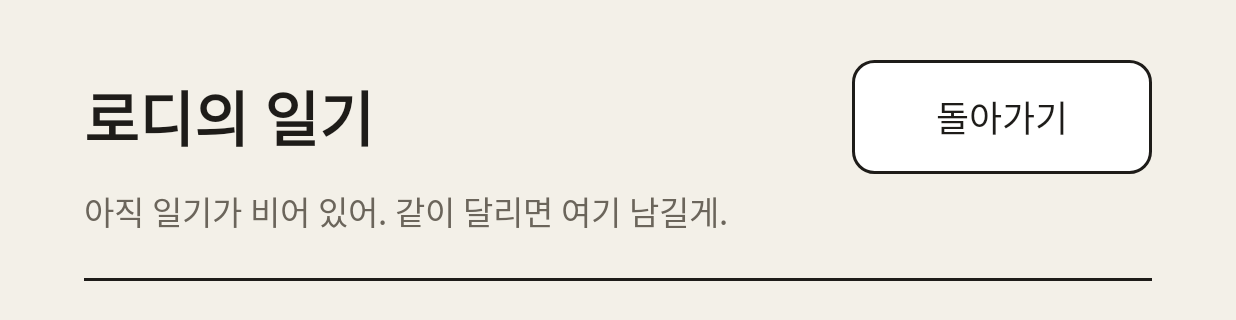
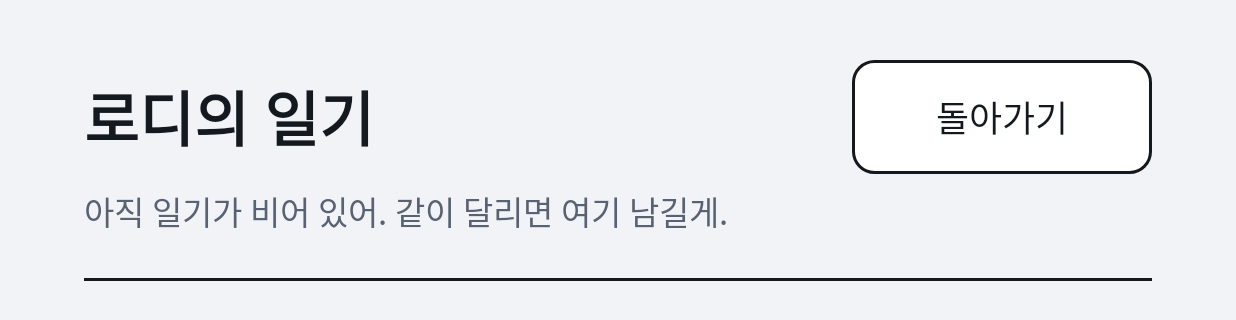
Before and after one commit to DeepTactics-Developer/roadie, an Android app: the screen it shows after launch (MainActivity), after a tap on "기록", on a phone screen of 824 x 412 dp (held sideways). Shown: the top 320 px of the screen. Run offline under Robolectric (Android 15) with nearby library versions, the phone set to English and light mode, and no system bars; libraries missing offline, so code that uses them is left out: ai.pleos.playground; pictures from the network do not load; 8 statements that could not run were skipped.

Commit message:
색을 회색과 파랑으로 바꾸고 연결 구간을 실제 길 모양으로 그리기

```diff
--- a/app/src/main/AndroidManifest.xml
+++ b/app/src/main/AndroidManifest.xml
@@ -13,6 +13,7 @@
     <uses-permission android:name="android.permission.FOREGROUND_SERVICE" />
     <uses-permission android:name="android.permission.FOREGROUND_SERVICE_MEDIA_PLAYBACK" />
     <uses-permission android:name="android.permission.POST_NOTIFICATIONS" />
+    <uses-permission android:name="android.permission.INTERNET" />
 
     <application
         android:name=".RoadieApp"
--- a/app/src/main/java/com/deeptactics/roadie/CarFace.kt
+++ b/app/src/main/java/com/deeptactics/roadie/CarFace.kt
@@ -168,7 +168,7 @@ class CarFace(context: Context, attrs: AttributeSet?) : View(context, attrs) {
 
         // 듣는 중이면 옆으로 소리 물결
         if (mood == Mood.LISTENING) {
-            stroke.color = 0xAA6B655B.toInt()
+            stroke.color = 0xAA586272.toInt()
             stroke.strokeWidth = s * 0.02f
             for (k in 0 until 3) {
                 val rr = s * (0.1f + k * 0.07f) + (t * 40f % 20f)
@@ -187,7 +187,7 @@ class CarFace(context: Context, attrs: AttributeSet?) : View(context, attrs) {
             }
         }
         if (mood == Mood.SLEEPY) {
-            p.color = 0xAA6B655B.toInt()
+            p.color = 0xAA586272.toInt()
             p.textSize = s * (0.08f + 0.02f * sin(t))
             canvas.drawText("z", right - s * 0.05f, h * 0.18f - (t * 10f % 20f), p)
         }
@@ -196,10 +196,10 @@ class CarFace(context: Context, attrs: AttributeSet?) : View(context, attrs) {
     }
 
     companion object {
-        const val BODY = 0xFFE8572A.toInt()
-        const val ROOF = 0xFFB9431F.toInt()
-        const val GLASS = 0xFF2A2622.toInt()
-        const val INK = 0xFF1E1C19.toInt()
+        const val BODY = 0xFF2559F0.toInt()
+        const val ROOF = 0xFF1A3FB0.toInt()
+        const val GLASS = 0xFF1B1F27.toInt()
+        const val INK = 0xFF14181F.toInt()
     }
 
     private fun star(canvas: Canvas, x: Float, y: Float, k: Float) {
--- /dev/null
+++ b/app/src/main/java/com/deeptactics/roadie/Connectors.kt
@@ -0,0 +1,48 @@
+package com.deeptactics.roadie
+
+import android.util.Log
+import org.json.JSONObject
+import java.net.HttpURLConnection
+import java.net.URL
+import java.util.Locale
+import java.util.concurrent.ConcurrentHashMap
+
+// 연결 구간(지금 위치와 첫 지점, 마지막 지점과 지금 위치 사이)은 앱 지도에 길이 없어서 곧은 선으로밖에 못 그린다.
+// 그림만이라도 실제 길을 따라가게 OSRM 공개 서버에 도로 모양을 물어본다. 인터넷이 없거나 실패하면 곧은 점선 그대로 둔다.
+// ponytail: 공개 시연 서버라 호출 제한이 있다. 서비스로 내려면 자체 경로 서버로 바꿀 것
+object Connectors {
+    private val cache = ConcurrentHashMap<String, DoubleArray>()
+    private val asked = ConcurrentHashMap.newKeySet<String>()
+
+    private fun key(a: Node, b: Node) = String.format(Locale.US, "%.5f,%.5f>%.5f,%.5f", a.lat, a.lon, b.lat, b.lon)
+
+    // 모양이 없는 연결 구간을 채운다. 하나라도 채우면 done을 부른다(백그라운드 스레드에서)
+    fun ensure(c: Course, done: () -> Unit) {
+        val need = c.legs.map { it.edge }.filter { it.connector && it.shape == null }
+        if (need.isEmpty()) return
+        for (e in need) cache[key(e.a, e.b)]?.let { e.shape = it }
+        val left = need.filter { it.shape == null && asked.add(key(it.a, it.b)) }
+        if (left.isEmpty()) {
+            if (need.any { it.shape != null }) done()
+            return
+        }
+        Thread {
+            for (e in left) fetch(e.a, e.b)?.let {
+                cache[key(e.a, e.b)] = it
+                e.shape = it
+            }
+            done()
+        }.start()
+    }
+
+    private fun fetch(a: Node, b: Node): DoubleArray? = runCatching {
+        val url = URL(String.format(Locale.US, "https://router.project-osrm.org/route/v1/driving/%.6f,%.6f;%.6f,%.6f?overview=full&geometries=polyline", a.lon, a.lat, b.lon, b.lat))
+        val text = (url.openConnection() as HttpURLConnection).run {
+            connectTimeout = 4000
+            readTimeout = 6000
+            setRequestProperty("User-Agent", "roadie-prototype")
+            inputStream.bufferedReader().use { it.readText() }
+        }
+        Polyline.decode(JSONObject(text).getJSONArray("routes").getJSONObject(0).getString("geometry"))
+    }.onFailure { Log.w(MainActivity.TAG, "연결 구간 모양 못 받음: ${it.message}") }.getOrNull()
+}
--- a/app/src/main/java/com/deeptactics/roadie/Course.kt
+++ b/app/src/main/java/com/deeptactics/roadie/Course.kt
@@ -145,7 +145,12 @@ class Course(val legs: List<Leg>, val segments: List<Segment> = legs.map { Segme
     // 지도에 그릴 점들
     val points get() = listOf(start) + legs.map { it.to }
 
-    val track by lazy { Track(legs) }
+    // 연결 구간 모양이 나중에 오면 resetTrack()으로 다시 만든다
+    private var trackCache: Track? = null
+    val track get() = trackCache ?: Track(legs).also { trackCache = it }
+    fun resetTrack() {
+        trackCache = null
+    }
 
     // 내비 경유지(둘까지). 내비가 우리 코스를 가장 비슷하게 따라오도록 Composer.waypoints가 골라 넣는다.
     // 아직 안 골랐으면 코스를 셋으로 나눈 지점 근처 지점
--- a/app/src/main/java/com/deeptactics/roadie/MicButton.kt
+++ b/app/src/main/java/com/deeptactics/roadie/MicButton.kt
@@ -36,12 +36,12 @@ class MicButton(context: Context, attrs: AttributeSet?) : View(context, attrs) {
             val t = SystemClock.uptimeMillis() % 1500 / 1500f
             for (k in 0 until 2) {
                 val f = (t + k * 0.5f) % 1f
-                p.color = 0xE8572A or ((1 - f) * 110).toInt().shl(24)
+                p.color = 0x2559F0 or ((1 - f) * 110).toInt().shl(24)
                 canvas.drawCircle(cx, cy, rad * (1 + 0.38f * f), p)
             }
             postInvalidateOnAnimation()
         }
-        p.color = if (listening) 0xFFE8572A.toInt() else if (isPressed) 0xFF3A3631.toInt() else 0xFF1E1C19.toInt()
+        p.color = if (listening) 0xFF2559F0.toInt() else if (isPressed) 0xFF333944.toInt() else 0xFF14181F.toInt()
         canvas.drawCircle(cx, cy, rad, p)
 
         // 마이크 모양
--- a/app/src/main/java/com/deeptactics/roadie/MusicView.kt
+++ b/app/src/main/java/com/deeptactics/roadie/MusicView.kt
@@ -13,8 +13,8 @@ class MusicView(context: Context, attrs: AttributeSet?) : View(context, attrs) {
 
     private val shown = FloatArray(5)
     private val p = Paint(Paint.ANTI_ALIAS_FLAG)
-    // 패드, 베이스, 아르페지오, 리드, 드럼. 종이 바탕에 맞춘 차분한 색
-    private val colors = intArrayOf(0xFF6F7C8A.toInt(), 0xFF24968A.toInt(), 0xFF3A86C8.toInt(), 0xFFC98A00.toInt(), 0xFFE8572A.toInt())
+    // 패드, 베이스, 아르페지오, 리드, 드럼. 밝은 회색 바탕에 맞춘 차분한 색
+    private val colors = intArrayOf(0xFF5F6B7A.toInt(), 0xFF13A08F.toInt(), 0xFF3BA0E0.toInt(), 0xFFD69300.toInt(), 0xFF2559F0.toInt())
 
     override fun onDraw(canvas: Canvas) {
         val n = 5
@@ -26,7 +26,7 @@ class MusicView(context: Context, attrs: AttributeSet?) : View(context, attrs) {
             val h = maxOf(height * shown[i] * pulse, height * 0.08f)
             val x = i * (bw + gap)
             val r = minOf(bw, height.toFloat()) * 0.1f
-            p.color = 0xFFEEEAE1.toInt()
+            p.color = 0xFFEDF0F4.toInt()
             canvas.drawRoundRect(x, 0f, x + bw, height.toFloat(), r, r, p)
             p.color = colors[i]
             canvas.drawRoundRect(x, height - h, x + bw, height.toFloat(), r, r, p)
--- a/app/src/main/java/com/deeptactics/roadie/RoadMap.kt
+++ b/app/src/main/java/com/deeptactics/roadie/RoadMap.kt
@@ -52,7 +52,7 @@ class Edge(
     val lake: Double = 0.0, // 호숫가 비율
     val river: Double = 0.0, // 강변 비율
     val connector: Boolean = false, // 지금 위치와 지점을 잇는 구간. 지도 데이터가 없어 추정값이다
-    val shape: DoubleArray? = null, // a→b 도로 모양 [lat, lon, lat, lon, ...]. 연결 구간은 없다
+    @Volatile var shape: DoubleArray? = null, // a→b 도로 모양 [lat, lon, lat, lon, ...]. 연결 구간은 Connectors가 나중에 채운다
 )
 
 // 구글 폴리라인 형식(소수 5자리)을 푼다. tools/geo.py의 encode와 짝
--- a/app/src/main/java/com/deeptactics/roadie/RouteView.kt
+++ b/app/src/main/java/com/deeptactics/roadie/RouteView.kt
@@ -20,6 +20,8 @@ class RouteView(context: Context, attrs: AttributeSet?) : View(context, attrs) {
             base = null
             altTrack = null
             invalidate()
+            // 연결 구간의 실제 길 모양을 받아 오면 다시 그린다
+            if (v != null) Connectors.ensure(v) { post { if (course === v) refresh() } }
         }
     var km = -1.0 // 0 이상이면 지나온 길과 지금 위치를 그린다
     var labels = true
@@ -186,23 +188,25 @@ class RouteView(context: Context, attrs: AttributeSet?) : View(context, attrs) {
             canvas.drawPath(path, line)
         }
 
-        // 코스. 흰 테두리 위에 색 선, 지도 분석이 없는 연결 구간은 점선
+        // 지나온 길을 먼저 깔고, 남은 길을 그 위에 그린다. 돌아오는 길이 지나온 길과 겹쳐도 남은 길이 보이게
+        if (km > 0) {
+            trackPath(c, 0.0, km.coerceAtMost(c.km))
+            line.color = if (driven) accent else passedColor
+            line.strokeWidth = (if (driven) 8f else 7f) * u
+            canvas.drawPath(path, line)
+        }
+
+        // 남은 코스. 흰 테두리 위에 색 선, 지도 분석이 없는 연결 구간은 점선
         for (pass in 0..1) for (l in c.legs) {
-            trackPath(c, l.fromKm, l.toKm)
+            val a = maxOf(l.fromKm, km)
+            if (a >= l.toKm) continue
+            trackPath(c, a, l.toKm)
             line.pathEffect = if (l.edge.connector && pass == 1) DashPathEffect(floatArrayOf(6f * u, 7f * u), 0f) else null
             line.color = if (pass == 0) 0xFFFFFFFF.toInt() else accent
             line.strokeWidth = (if (pass == 0) 13f else 7f) * u
             if (!(l.edge.connector && pass == 0)) canvas.drawPath(path, line)
         }
         line.pathEffect = null
-
-        // 지나온 길은 흐리게
-        if (km > 0) {
-            trackPath(c, 0.0, km.coerceAtMost(c.km))
-            line.color = if (driven) accent else passedColor
-            line.strokeWidth = (if (driven) 8f else 7f) * u
-            canvas.drawPath(path, line)
-        }
 
         // 출발지(돌아올 곳)
         val (hx, hy) = at(c, 0.0)
@@ -248,6 +252,13 @@ class RouteView(context: Context, attrs: AttributeSet?) : View(context, attrs) {
         }
     }
 
+    fun refresh() {
+        course?.resetTrack()
+        altTrack = null
+        base = null
+        invalidate()
+    }
+
     override fun onSizeChanged(w: Int, h: Int, oldw: Int, oldh: Int) {
         base = null
     }
--- a/app/src/main/res/drawable/bg_row.xml
+++ b/app/src/main/res/drawable/bg_row.xml
@@ -1,5 +1,5 @@
 <?xml version="1.0" encoding="utf-8"?>
-<!-- 위아래 선 없이 아래쪽 가는 선 하나. 누르면 옅은 주홍 -->
+<!-- 위아래 선 없이 아래쪽 가는 선 하나. 누르면 옅은 파랑 -->
 <selector xmlns:android="http://schemas.android.com/apk/res/android">
     <item android:state_pressed="true">
         <layer-list>
--- a/app/src/main/res/drawable/bg_scrim.xml
+++ b/app/src/main/res/drawable/bg_scrim.xml
@@ -1,4 +1,4 @@
 <?xml version="1.0" encoding="utf-8"?>
 <shape xmlns:android="http://schemas.android.com/apk/res/android">
-    <solid android:color="#F2F3F0E8" />
+    <solid android:color="#F2F1F3F6" />
 </shape>
--- a/app/src/main/res/values/colors.xml
+++ b/app/src/main/res/values/colors.xml
@@ -1,27 +1,27 @@
 <?xml version="1.0" encoding="utf-8"?>
 <resources>
-    <!-- 종이 지도책 느낌. 바탕은 따뜻한 종이색, 글자는 먹색, 경로는 주홍 한 가지 -->
-    <color name="paper">#F3F0E8</color>
-    <color name="panel">#FAF8F3</color>
+    <!-- 차가운 밝은 회색 바탕에 먹색 글씨, 색은 내비 경로처럼 파랑 한 가지 -->
+    <color name="paper">#F1F3F6</color>
+    <color name="panel">#FFFFFF</color>
     <color name="card">#FFFFFF</color>
-    <color name="rule">#E2DCD0</color>
-    <color name="ink">#1E1C19</color>
-    <color name="ink2">#6B655B</color>
-    <color name="ink3">#A69F93</color>
-    <color name="accent">#E8572A</color>
-    <color name="accent_dark">#C8471F</color>
-    <color name="accent_soft">#FBE6DC</color>
-    <color name="warn">#C98A00</color>
+    <color name="rule">#DDE2E8</color>
+    <color name="ink">#14181F</color>
+    <color name="ink2">#586272</color>
+    <color name="ink3">#9AA3AF</color>
+    <color name="accent">#2559F0</color>
+    <color name="accent_dark">#1C46C4</color>
+    <color name="accent_soft">#E7EDFE</color>
+    <color name="warn">#D69300</color>
 
-    <color name="scene_sea">#2C7FB8</color>
-    <color name="scene_lake">#24968A</color>
-    <color name="scene_river">#3A86C8</color>
-    <color name="scene_mountain">#5B8C3A</color>
-    <color name="scene_bridge">#7A5BB5</color>
+    <color name="scene_sea">#0B8FB3</color>
+    <color name="scene_lake">#13A08F</color>
+    <color name="scene_river">#3BA0E0</color>
+    <color name="scene_mountain">#4C9A3B</color>
+    <color name="scene_bridge">#8A5AC8</color>
 
-    <color name="map_land">#EAE5DA</color>
-    <color name="map_green">#DAE2C9</color>
-    <color name="map_water">#B7D1E0</color>
+    <color name="map_land">#EDF0F3</color>
+    <color name="map_green">#DCE8DD</color>
+    <color name="map_water">#C6DDF0</color>
     <color name="map_road">#FFFFFF</color>
-    <color name="map_casing">#D2CABA</color>
+    <color name="map_casing">#D3D9E0</color>
 </resources>
```
Also changed, not shown: app/src/main/java/com/deeptactics/roadie/Composer.kt (+6 -3 lines), 2 other files.
